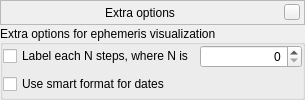
First picture: the form in src/gui/astroCalcExtraEphemerisDialog.ui, repository 519984307/stellarium_src, before the edit.
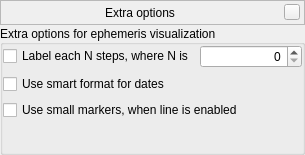
Second picture: the form after the edit. Custom widgets are drawn as their Qt base class.

```diff
--- a/src/gui/astroCalcExtraEphemerisDialog.ui
+++ b/src/gui/astroCalcExtraEphemerisDialog.ui
@@ -7,7 +7,7 @@
     <x>0</x>
     <y>0</y>
     <width>305</width>
-    <height>100</height>
+    <height>155</height>
    </rect>
   </property>
   <layout class="QVBoxLayout" name="verticalLayout">
@@ -170,6 +170,13 @@
         </property>
        </widget>
       </item>
+      <item>
+       <widget class="QCheckBox" name="scaleMarkersCheckBox">
+        <property name="text">
+         <string>Use small markers, when line is enabled</string>
+        </property>
+       </widget>
+      </item>
       <item>
        <spacer name="verticalSpacer">
         <property name="orientation">
```
